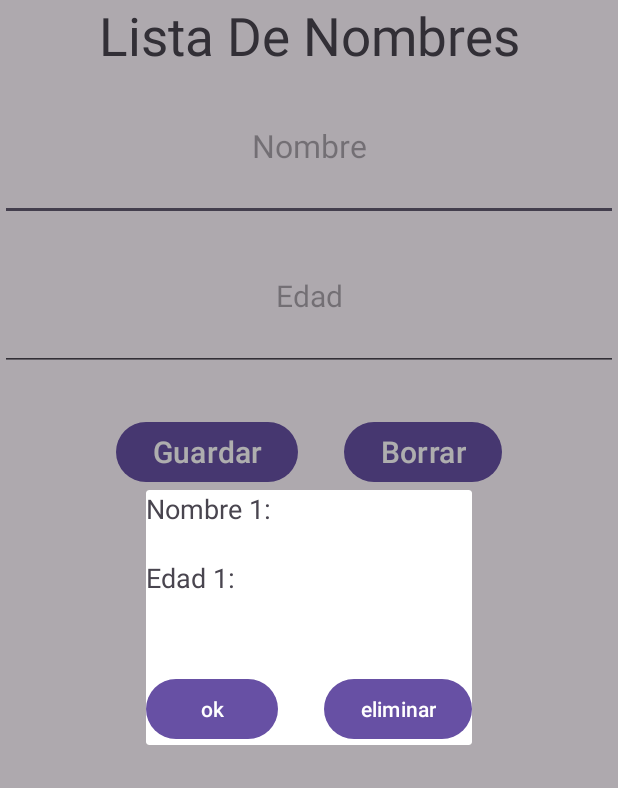
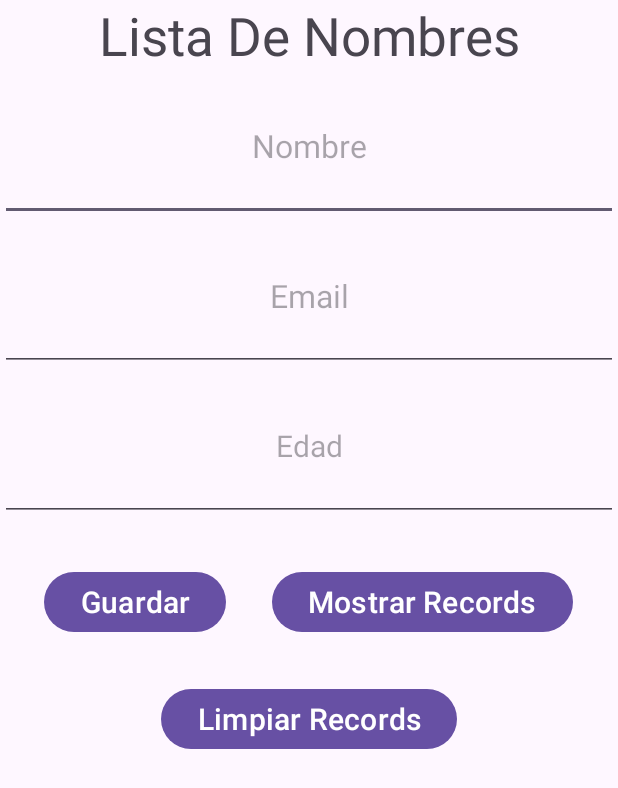
Before and after one commit to CarlitosDev2000/Exercises, an Android app: the screen it shows after launch (MainActivity), after a tap on "Guardar", on a phone screen of 412 x 824 dp. Shown: the top 788 px of the screen. Run offline under Robolectric (Android 15) with nearby library versions, the phone set to English and light mode, and no system bars.

Commit message:
exerciseOne : refactoring

```diff
--- a/app/src/main/java/com/carloscordova/my_dialog_exercise/MainActivity.java
+++ b/app/src/main/java/com/carloscordova/my_dialog_exercise/MainActivity.java
@@ -1,122 +1,118 @@
 package com.carloscordova.my_dialog_exercise;
+import androidx.appcompat.app.AlertDialog;
 import androidx.appcompat.app.AppCompatActivity;
-import androidx.appcompat.app.AppCompatDialog;
 import android.annotation.SuppressLint;
-import android.text.InputFilter;
-import android.text.Spanned;
 import android.util.Log;
-import android.view.View;
 import android.widget.EditText;
 import android.os.Bundle;
 import android.widget.Button;
-import android.widget.TextView;
+import android.widget.Toast;
+
 import java.util.ArrayList;
 import java.util.List;
 public class MainActivity extends AppCompatActivity {
     private static final String TAG = "mainActivity";
     private Button saveButton;
-    private Button resetButton;
+    private Button showRecordsButton;
+    private Button cleanRecordsButton;
     private EditText ageEditText;
     private EditText nameEditText;
-    private List<String> nameList = new ArrayList<>();
-    private List<String> ageList = new ArrayList<>();
+    private EditText emailEditText;
+    private List<String> list;
+
+    private Toast toast;
     @SuppressLint("ResourceType")
     @Override
     protected void onCreate(Bundle savedInstanceState) {
         super.onCreate(savedInstanceState);
         Log.i(TAG, "++ ON CREATE ++");
+        list = new ArrayList<>();
+        toast = new Toast(this);
         setContentView(R.layout.activity_main);
         saveButton = findViewById(R.id.save_data_button);
-        resetButton = findViewById(R.id.reset_button);
+        showRecordsButton = findViewById(R.id.show_button);
+        cleanRecordsButton = findViewById(R.id.clear_records);
         ageEditText = findViewById(R.id.age_option);
         nameEditText = findViewById(R.id.name_option);
-        InputFilter[] filtersName = new InputFilter[] { new AlphabetInputFilter() };
-        nameEditText.setFilters(filtersName);
-        InputFilter[] filtersAge = new InputFilter[] { new NumberInputFilter()};
-        ageEditText.setFilters(filtersAge);
-        int maxLengthLetter = 43;
-        int maxLengthNumber =2;
-        nameEditText.setFilters(new InputFilter[] { new AlphabetInputFilter(), new InputFilter.LengthFilter(maxLengthLetter) });
-        ageEditText.setFilters(new InputFilter[] { new NumberInputFilter(), new InputFilter.LengthFilter(maxLengthNumber) });
-        saveButton.setOnClickListener(v -> showPopupDialog());
-        resetButton.setOnClickListener(view -> clearEditTextFields());
-    }
-    //editamos los filters a los editTexts
-    private class AlphabetInputFilter implements InputFilter {
-        @Override
-        public CharSequence filter(CharSequence source, int start, int end, Spanned dest, int dstart, int dend) {
-            StringBuilder stringBuilderA = new StringBuilder();
-            for (int i = start; i < end; i++) {
-                char character = source.charAt(i);
-                if (Character.isLetter(character)) {
-                    stringBuilderA.append(character);
-                }
-            }
-            return stringBuilderA.toString();
-        }
-    }
-    private class NumberInputFilter implements InputFilter {
-        @Override
-        public CharSequence filter(CharSequence source, int start, int end, Spanned dest, int dstart, int dend) {
-            StringBuilder stringBuilderN = new StringBuilder();
-            for (int i = start; i < end; i++) {
-                char character = source.charAt(i);
-                if (Character.isDigit(character)) {
-                    stringBuilderN.append(character);
-                }
-            }
-            return stringBuilderN.toString();
-        }
+        emailEditText = findViewById(R.id.email_option);
+        saveButton.setOnClickListener(v -> saveFormValues());
+        showRecordsButton.setOnClickListener(view -> showDialod());
+        cleanRecordsButton.setOnClickListener(v -> {
+            toast.setText("Deleted records : " + list.size());
+            toast.show();
+            // TODO: do something with the variable list to clear all the items;
+            assert list.isEmpty();
+        });
     }
     private void clearEditTextFields() {
         nameEditText.setText("");
         ageEditText.setText("");
+        emailEditText.setText("");
     }
-    //funciones de pop_up_layout
-    private void showPopupDialog() {
-        AppCompatDialog dialog = new AppCompatDialog(this);
-        dialog.setContentView(R.layout.pop_up_layout);
-        String name = nameEditText.getText().toString();
-        String age = ageEditText.getText().toString();
-        nameList.add(name);
-        ageList.add(age);
-        TextView nameTextView = dialog.findViewById(R.id.popup_name_textview);
-        TextView ageTextView = dialog.findViewById(R.id.popup_age_textview);
-        Button closeButton = dialog.findViewById(R.id.popup_ok_button);
-        Button eliminarButton = dialog.findViewById(R.id.popup_eliminar_button);
+    private void saveFormValues() {
+        boolean isNameValid = false;
+        boolean isEmailValid = false;
+        boolean isAgeValid = false;
 
-        StringBuilder namesBuilder = new StringBuilder();
-        StringBuilder agesBuilder = new StringBuilder();
-        for (int i = 0; i < nameList.size(); i++) {
-            namesBuilder.append("Nombre ").append(i + 1).append(": ").append(nameList.get(i)).append("\n");
-            agesBuilder.append("Edad ").append(i + 1).append(": ").append(ageList.get(i)).append("\n");
+        String emailString = emailEditText.getText().toString();
+        String ageString = ageEditText.getText().toString();
+        String nameString = nameEditText.getText().toString();
+
+        if(isValidEmail(emailString)) {
+            isEmailValid = true;
+        } else {
+            toast.setText("error message here for invalid email");
+            toast.show();
         }
-        nameTextView.setText(namesBuilder.toString());
-        ageTextView.setText(agesBuilder.toString());
+        if(isValidName(nameString)) {
+            isNameValid = true;
+        } else {
+            toast.setText("error message here for invalid name");
+            toast.show();
+        }
+        if(isAgeValid(ageString)) {
+            isAgeValid = true;
+        } else {
+            toast.setText("error message here for invalid age");
+            toast.show();
+        }
+        if(isNameValid && isEmailValid && isAgeValid) {
+            list.add(nameString + " : " + emailString + " : " + ageString);
+            clearEditTextFields();
+        }
+    }
 
-        closeButton.setOnClickListener(new View.OnClickListener() {
-            @Override
-            public void onClick(View v) {
-                dialog.dismiss();
-                clearEditTextFields();
-            }
+    private void showDialod() {
+        StringBuilder sb = new StringBuilder();
+        list.forEach( str-> {
+            sb.append(str);
+            sb.append("\n");
         });
-        eliminarButton.setOnClickListener(view -> {
-            if (!nameList.isEmpty()) {
-                nameList.remove(nameList.size() - 1);
-            }
-            if (!ageList.isEmpty()) {
-                ageList.remove(ageList.size() - 1);
-            }
-            StringBuilder namesBuilder1 = new StringBuilder();
-            StringBuilder agesBuilder1 = new StringBuilder();
-            for (int i = 0; i < nameList.size(); i++) {
-                namesBuilder1.append("Nombre ").append(i + 1).append(": ").append(nameList.get(i)).append("\n");
-                agesBuilder1.append("Edad ").append(i + 1).append(": ").append(ageList.get(i)).append("\n");
-            }
-            nameTextView.setText(namesBuilder1.toString());
-            ageTextView.setText(agesBuilder1.toString());
-        });
+        AlertDialog.Builder builder = new AlertDialog.Builder(this);
+        builder.setTitle("Records");
+        builder.setMessage(sb.toString());
+        builder.setPositiveButton("Aceptar", null);
+        AlertDialog dialog = builder.create();
         dialog.show();
     }
+
+    private boolean isValidEmail(String email){
+        //TODO
+        // validate here if email contains [@] and has at least one [.] character and length is at least 5 characters,
+        // then resolve as true otherwise is false
+        return false;
+    }
+    private boolean isValidName(String name){
+        //TODO
+        // validate here if name length is not empty , and has at least 3 characters
+        // then resolve as true otherwise is false
+        return false;
+    }
+    private boolean isAgeValid(String age){
+        //TODO
+        // validate here if age is greater of equals thatn 18 and less than 99
+        // then resolve as true otherwise is false
+        // This is a string you need to parse it from string to int
+        return false;
+    }
 }
--- a/app/src/main/res/layout/activity_main.xml
+++ b/app/src/main/res/layout/activity_main.xml
@@ -9,7 +9,7 @@
         android:id="@+id/Name_of_tittle"
         android:layout_width="match_parent"
         android:layout_height="wrap_content"
-        android:text="@string/tittle_of_layout"
+        android:text="@string/title_of_layout"
         android:textAlignment="center"
         android:textSize="35sp" />
 
@@ -17,7 +17,15 @@
         android:id="@+id/name_option"
         android:layout_width="match_parent"
         android:layout_height="100dp"
-        android:hint="@string/name_of_person"
+        android:hint="@string/name_input"
+        android:textAlignment="center"
+        android:maxLength="43"
+        android:textSize="21sp" />
+    <EditText
+        android:id="@+id/email_option"
+        android:layout_width="match_parent"
+        android:layout_height="100dp"
+        android:hint="@string/email_input"
         android:textAlignment="center"
         android:maxLength="43"
         android:textSize="21sp" />
@@ -26,7 +34,7 @@
         android:inputType="number"
         android:layout_width="match_parent"
         android:layout_height="100dp"
-        android:hint="@string/age_of_person"
+        android:hint="@string/age_input"
         android:textAlignment="center"
         android:textSize="20sp" />
     <LinearLayout
@@ -43,11 +51,24 @@
             android:text="@string/save_data_button"
             android:textSize="20sp" />
         <Button
-            android:id="@+id/reset_button"
+            android:id="@+id/show_button"
             android:layout_width="wrap_content"
             android:layout_marginStart="15dp"
             android:layout_height="wrap_content"
-            android:text="@string/clean_button"
+            android:text="@string/show_records"
+            android:textSize="20sp" />
+    </LinearLayout>
+    <LinearLayout
+        android:layout_width="match_parent"
+        android:layout_height="wrap_content"
+        android:gravity="center_horizontal"
+        android:layout_marginTop="30dp"
+        android:orientation="horizontal">
+        <Button
+            android:id="@+id/clear_records"
+            android:layout_width="wrap_content"
+            android:layout_height="wrap_content"
+            android:text="@string/clear_records"
             android:textSize="20sp" />
     </LinearLayout>
 
--- a/app/src/main/res/layout/pop_up_layout.xml
+++ /dev/null
@@ -1,40 +0,0 @@
-<?xml version="1.0" encoding="utf-8"?>
-<LinearLayout
-    xmlns:android="http://schemas.android.com/apk/res/android"
-    android:layout_width="wrap_content"
-    android:layout_height="wrap_content"
-    android:orientation="vertical">
-
-    <TextView
-        android:id="@+id/popup_name_textview"
-        android:layout_width="match_parent"
-        android:layout_height="wrap_content"
-        android:textSize="18sp" />
-
-    <TextView
-        android:id="@+id/popup_age_textview"
-        android:layout_width="match_parent"
-        android:layout_height="wrap_content"
-        android:textSize="18sp" />
-    <LinearLayout
-        android:layout_width="wrap_content"
-        android:layout_height="match_parent"
-        android:gravity="center_horizontal"
-        android:layout_marginTop="30dp"
-        android:orientation="horizontal">
-
-        <Button
-            android:id="@+id/popup_ok_button"
-            android:layout_width="wrap_content"
-            android:layout_height="wrap_content"
-            android:layout_marginEnd="15dp"
-            android:text="ok" />
-
-        <Button
-            android:id="@+id/popup_eliminar_button"
-            android:layout_width="wrap_content"
-            android:layout_height="wrap_content"
-            android:layout_marginStart="15dp"
-            android:text="eliminar" />
-    </LinearLayout>
-</LinearLayout>
--- a/app/src/main/res/values/strings.xml
+++ b/app/src/main/res/values/strings.xml
@@ -1,11 +1,11 @@
 <resources>
     <string name="app_name">My_Dialog_Exercise</string>
     <string name="save_data_button">Guardar</string>
-    <string name="clean_button">Borrar</string>
-    <string name="age_of_person">Edad</string>
-    <string name="name_of_person">Nombre</string>
-    <string name="text_of_button">Presionar</string>
-    <string name="cancel_button">cancelar</string>
-    <string name="show_data_button">show_data_button</string>
-    <string name="tittle_of_layout">Lista De Nombres</string>
+    <string name="show_records">Mostrar Records</string>
+    <string name="clear_records">Limpiar Records</string>
+    <string name="name_input">Nombre</string>
+    <string name="age_input">Edad</string>
+    <string name="email_input">Email</string>
+    <string name="text_of_button">Guardar</string>
+    <string name="title_of_layout">Lista De Nombres</string>
 </resources>
```
